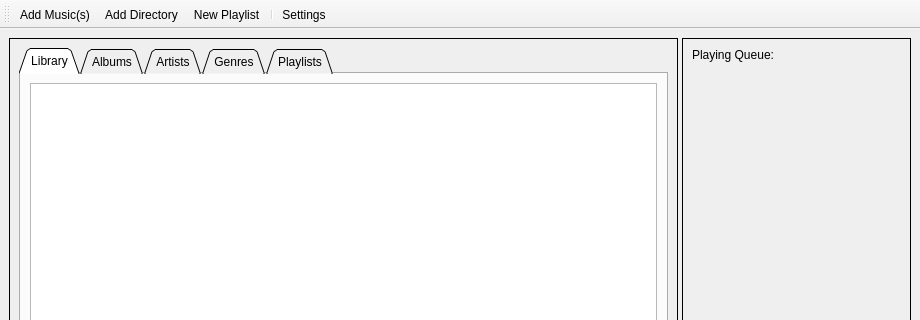
tornado80/tonebox, file gui/main_window_ui.ui: the form before one commit; both pictures show x 0 to 920 and y 0 to 320 of the 920 by 737 pixel window.
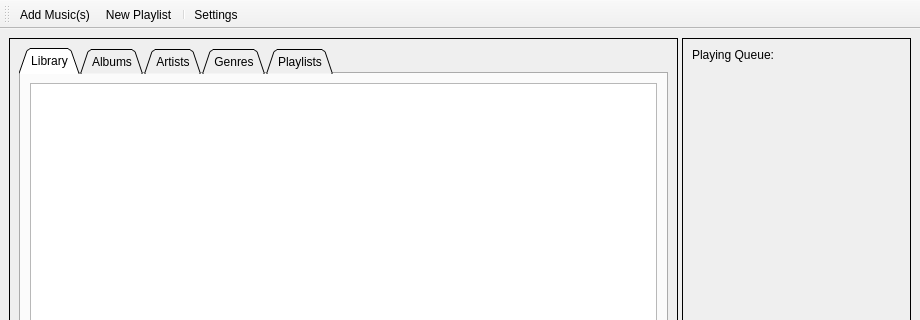
The form after the commit. Icons and pictures are not drawn. Custom widgets are drawn as their Qt base class.

Commit message: solved name conflict in mainwindow + compiled resource file + removed action in main_window_ui

Diff of the .ui file:
```diff
--- a/gui/main_window_ui.ui
+++ b/gui/main_window_ui.ui
@@ -127,7 +127,6 @@
     <bool>false</bool>
    </attribute>
    <addaction name="actionAddMusic"/>
-   <addaction name="actionAddDirectory"/>
    <addaction name="actionNewPlaylist"/>
    <addaction name="separator"/>
    <addaction name="actionSettings"/>
```
The commit also changes 4 other files.
